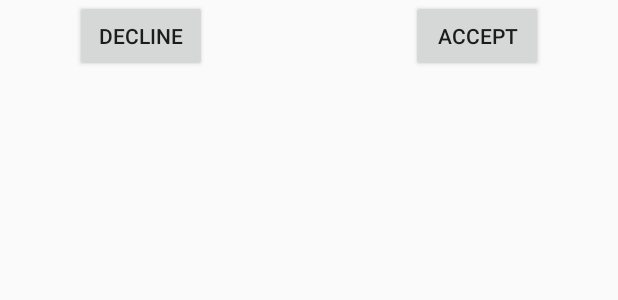
After one commit to dat0825/App-Chatting-Android, an Android app: the layout activity_call.xml on its own in the app's theme, with its tools: preview values and no code run, on a phone screen of 412 x 824 dp. The commit adds this screen. Shown: the top 300 px of the screen. Run offline under Robolectric (Android 15) with nearby library versions, the phone set to English and light mode, and no system bars.

Commit message:
voice call ver1.1

```diff
--- a/App android Chat/Chatting/app/src/main/java/com/example/datvtd/chatting/Notifications/ActionCall.java
+++ b/App android Chat/Chatting/app/src/main/java/com/example/datvtd/chatting/Notifications/ActionCall.java
@@ -12,9 +12,10 @@ import com.example.datvtd.chatting.MessageActivity;
 public class ActionCall extends BroadcastReceiver {
     @Override
     public void onReceive(Context context, Intent intent) {
-        new MessageActivity().callVoice();
-        new MessageActivity().callUser();
+//        new MessageActivity().callVoice();
+//        new MessageActivity().callUser();
 //        new MessageActivity().openCallerDialog(new MessageActivity().call);
+
         Intent it = new Intent(Intent.ACTION_CLOSE_SYSTEM_DIALOGS);
         context.sendBroadcast(it);
     }
--- /dev/null
+++ b/App android Chat/Chatting/app/src/main/res/layout/activity_call.xml
@@ -0,0 +1,27 @@
+<?xml version="1.0" encoding="utf-8"?>
+<RelativeLayout
+    xmlns:android="http://schemas.android.com/apk/res/android"
+    xmlns:app="http://schemas.android.com/apk/res-auto"
+    xmlns:tools="http://schemas.android.com/tools"
+    android:layout_width="match_parent"
+    android:layout_height="match_parent"
+    tools:context=".CallActivity">
+
+    <RelativeLayout
+        android:layout_width="match_parent"
+        android:layout_height="wrap_content">
+        <Button
+            android:id="@+id/b_decline"
+            android:layout_width="wrap_content"
+            android:layout_height="wrap_content"
+            android:text="Decline"
+            android:layout_marginLeft="50dp"/>
+        <Button
+            android:id="@+id/b_accept"
+            android:layout_width="wrap_content"
+            android:layout_height="wrap_content"
+            android:text="Accept"
+            android:layout_alignParentRight="true"
+            android:layout_marginRight="50dp"/>
+    </RelativeLayout>
+</RelativeLayout>
```
Also changed, not shown: App android Chat/Chatting/app/src/main/AndroidManifest.xml (+8 -7 lines), App android Chat/Chatting/app/src/main/java/com/example/datvtd/chatting/CallActivity.java (added, +178 -0 lines), App android Chat/Chatting/app/src/main/java/com/example/datvtd/chatting/Fragment/ChatsFragment.java (+7 -3 lines), App android Chat/Chatting/app/src/main/java/com/example/datvtd/chatting/MessageActivity.java (+112 -106 lines), App android Chat/Chatting/app/src/main/java/com/example/datvtd/chatting/Notifications/MyFirebaseMessaging.java (+4 -23 lines), 291 other files.
